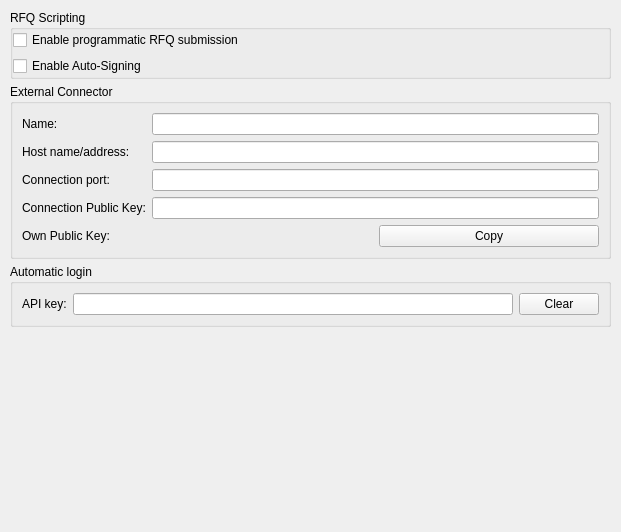
Above: BlockSettleUILib/Settings/APISettingsPage.ui from BlockSettle/terminal before the change. Below: the same form after it.
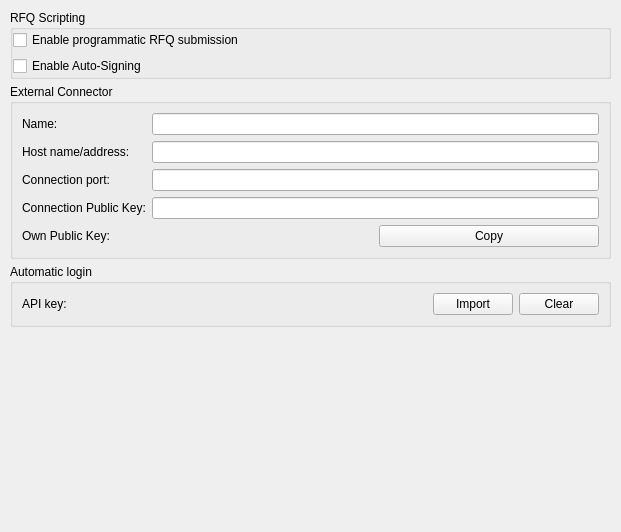
That is the form after the change.

```diff
--- a/BlockSettleUILib/Settings/APISettingsPage.ui
+++ b/BlockSettleUILib/Settings/APISettingsPage.ui
@@ -165,7 +165,27 @@
        </widget>
       </item>
       <item>
-       <widget class="QLineEdit" name="lineEditApiKey"/>
+       <widget class="QLabel" name="labelApiKeyStatus"/>
+      </item>
+      <item>
+       <spacer name="horizontalSpacer">
+        <property name="orientation">
+         <enum>Qt::Horizontal</enum>
+        </property>
+        <property name="sizeHint" stdset="0">
+         <size>
+          <width>40</width>
+          <height>20</height>
+         </size>
+        </property>
+       </spacer>
+      </item>
+      <item>
+       <widget class="QPushButton" name="pushButtonApiKeyImport">
+        <property name="text">
+         <string>Import</string>
+        </property>
+       </widget>
       </item>
       <item>
        <widget class="QPushButton" name="pushButtonApiKeyClear">
```
